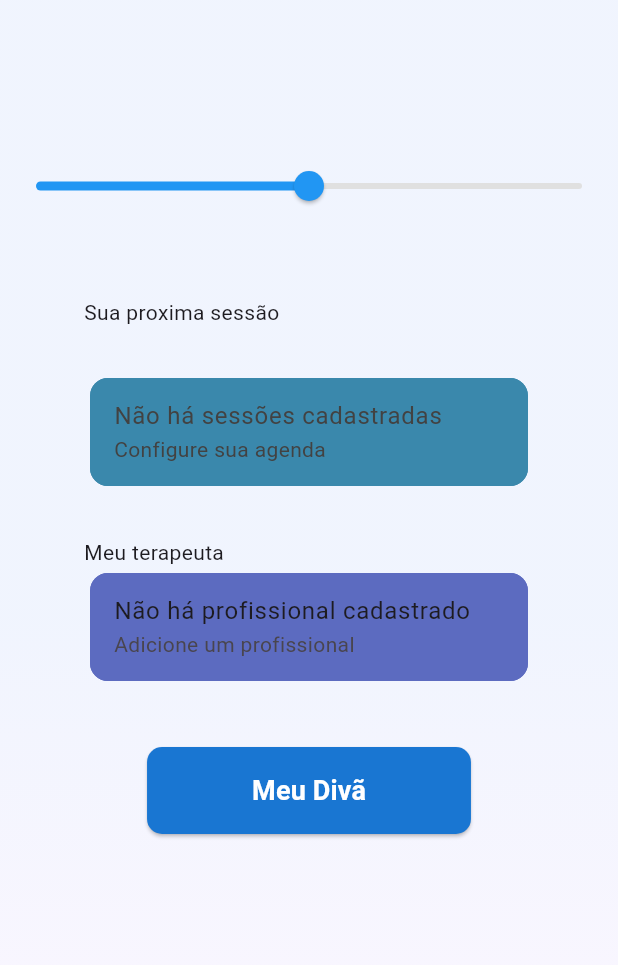
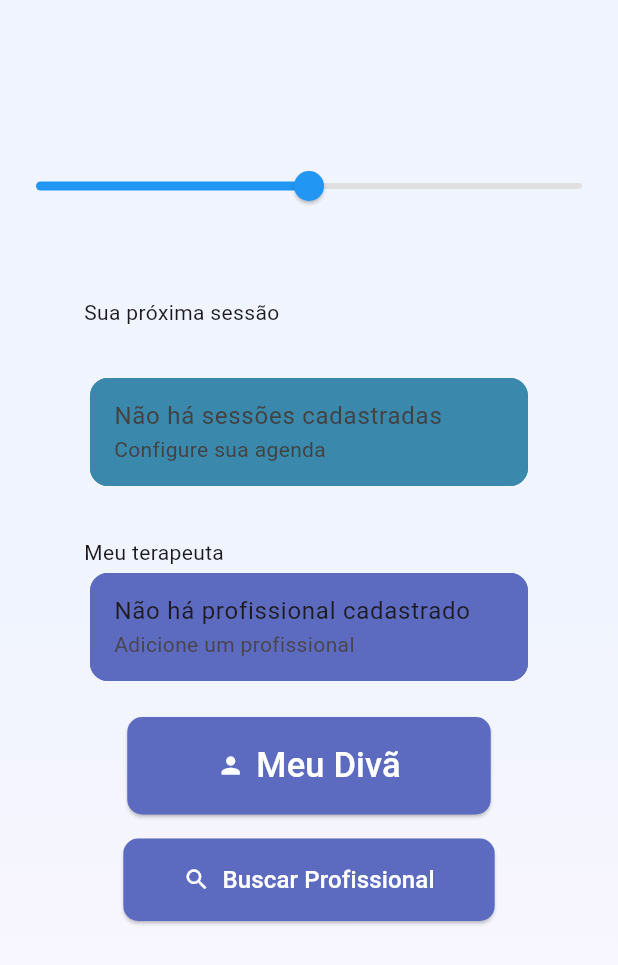
Before and after one commit to yure-santos/app_psi, a Flutter app: the OtherPage screen opened directly, on a phone screen of 412 x 824 dp. Shown: the top 965 px of the screen. Run offline on Flutter 3.47's test engine with Material 3 defaults, Android fonts, the phone set to English and light mode, and no system bars.

Commit message:
alteração dos icones dos botoes meu diva e buscar profissional
adicionando os ícones dos botões, icone person e search

```diff
--- a/lib/other_page.dart
+++ b/lib/other_page.dart
@@ -37,13 +37,15 @@ class _OtherPageState extends State<OtherPage> {
             ],
           ),
         ),
-      child: Column(children: [
+        child: Column(
+          children: [
             Padding(
               padding: const EdgeInsets.only(bottom: 20.0, left: 500, top: 30),
               child: SizedBox(
                 width: double.infinity,
                 child: CircleAvatar(
-              backgroundImage: AssetImage('assets/simbolo de psicologia.jpg'),
+                  backgroundImage:
+                      AssetImage('assets/simbolo_de_psicologia.jpg'),
                   maxRadius: 25,
                 ),
               ),
@@ -63,7 +65,7 @@ class _OtherPageState extends State<OtherPage> {
             Padding(padding: const EdgeInsets.only(top: 50)),
             SizedBox(
               width: 300,
-          child: Text('Sua proxima sessão'),
+              child: Text('Sua próxima sessão'),
             ),
             Padding(
               padding: const EdgeInsets.only(bottom: 30, top: 30),
@@ -109,11 +111,12 @@ class _OtherPageState extends State<OtherPage> {
                 ),
               ),
             ),
+            // Adicionando os botões
             Padding(
-          padding: const EdgeInsets.only(top: 40.0),
-          child: Center(
-            child: SizedBox(
-                child: ElevatedButton(
+              padding: const EdgeInsets.only(top: 20.0),
+              child: Column(
+                children: [
+                  ElevatedButton.icon(
                     onPressed: () {
                       Navigator.push(
                           context,
@@ -121,23 +124,47 @@ class _OtherPageState extends State<OtherPage> {
                               builder: (context) => const Menu()));
                     },
                     style: ElevatedButton.styleFrom(
-                      backgroundColor: AppColors.loginButton,
+                      backgroundColor: AppColors.appTextBlue,
                       padding:
-                          EdgeInsets.symmetric(horizontal: 70, vertical: 16),
+                          EdgeInsets.symmetric(horizontal: 60, vertical: 16),
                       shape: RoundedRectangleBorder(
                         borderRadius: BorderRadius.circular(10),
                       ),
                     ),
-                    child: const Text(
+                    icon: Icon(Icons.person, color: Colors.white),
+                    label: Text(
                       'Meu Divã',
-                      style: TextStyle(
-                          fontSize: 18,
-                          color: Colors.white,
-                          fontWeight: FontWeight.bold),
-                    ))),
+                      style: TextStyle(color: Colors.white, fontSize: 23),
                     ),
                   ),
-      ]),
-    ));
+                  SizedBox(height: 16),
+                  ElevatedButton.icon(
+                    onPressed: () {
+                      Navigator.push(
+                          context,
+                          MaterialPageRoute(
+                              builder: (context) => const Menu()));
+                    },
+                    style: ElevatedButton.styleFrom(
+                      backgroundColor: AppColors.appTextBlue,
+                      padding:
+                          EdgeInsets.symmetric(horizontal: 40, vertical: 16),
+                      shape: RoundedRectangleBorder(
+                        borderRadius: BorderRadius.circular(10),
+                      ),
+                    ),
+                    icon: Icon(Icons.search, color: Colors.white),
+                    label: Text(
+                      'Buscar Profissional',
+                      style: TextStyle(color: Colors.white, fontSize: 16),
+                    ),
+                  ),
+                ],
+              ),
+            ),
+          ],
+        ),
+      ),
+    );
   }
 }
--- a/pubspec.yaml
+++ b/pubspec.yaml
@@ -58,6 +58,9 @@ flutter:
   # the material Icons class.
   uses-material-design: true
 
+  assets:
+    - assets/simbolo_de_psicologia.jpg
+
   # To add assets to your application, add an assets section, like this:
   # assets:
   #   - images/a_dot_burr.jpeg
```
Also changed, not shown: assets/simbolo_de_psicologia.jpg (renamed from assets/simbolo de psicologia.jpg). Lines whose indentation alone changed are shown as unchanged.
